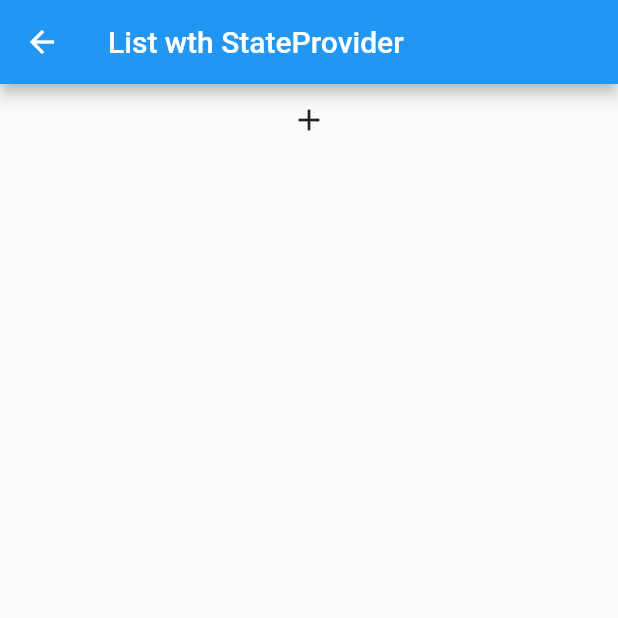
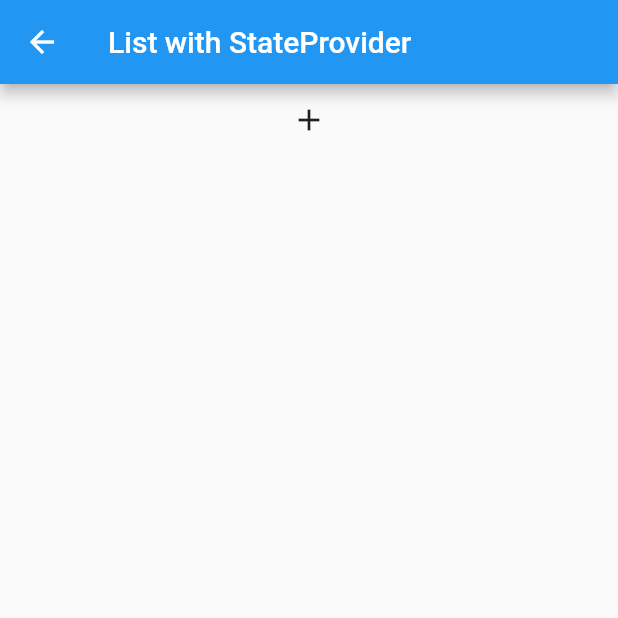
Before and after one commit to yuto-yuto/flutter_samples, a Flutter app: the _View1 screen opened directly, on a phone screen of 412 x 824 dp, the top half of it. Run offline on Flutter 3.47's test engine with Material 2 defaults, Android fonts, the phone set to English and light mode, and no system bars; our stand-ins replace flutter_riverpod; missing offline and left inert: grouped_expansion_tile.

```diff
--- a/lib/riverpod/riverpod_with_list.dart
+++ b/lib/riverpod/riverpod_with_list.dart
@@ -40,7 +40,7 @@ class _View1 extends ConsumerWidget {
     );
 
     return Scaffold(
-      appBar: AppBar(title: Text("List wth StateProvider")),
+      appBar: AppBar(title: Text("List with StateProvider")),
       body: Column(children: [
         Center(child: button),
         Expanded(child: listView),
--- a/pubspec.yaml
+++ b/pubspec.yaml
@@ -30,7 +30,6 @@ dependencies:
   cupertino_icons: ^1.0.2
   provider: ^6.0.0
   flutter_riverpod: ^0.14.0+3
-  riverpod: ^0.14.0+3
 
 dev_dependencies:
   flutter_test:
```
Also changed, not shown: pubspec.lock. Lines whose indentation alone changed are shown as unchanged.
